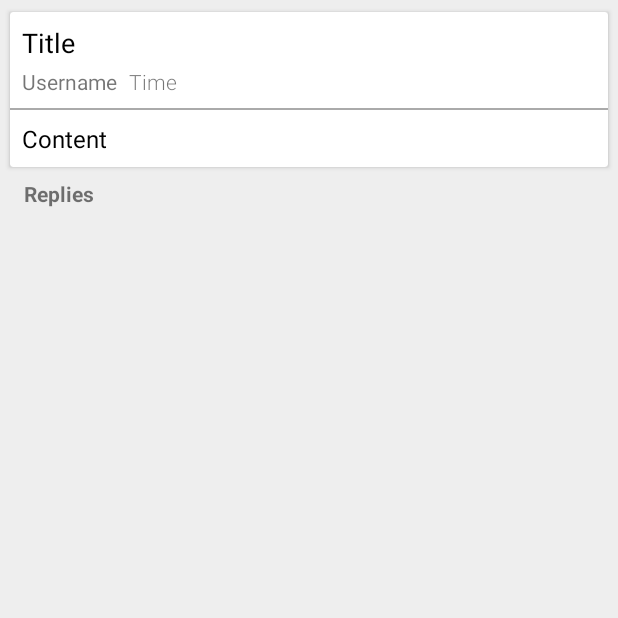
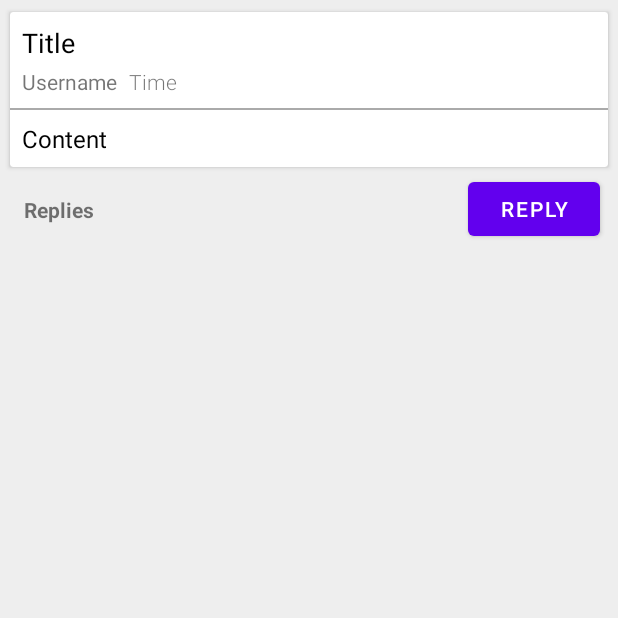
Before and after one commit to ericzyf/CUPO, an Android app: the PostDetailActivity screen opened directly, with no data from a screen before it, on a phone screen of 412 x 824 dp, the top half of it. Run offline under Robolectric (Android 15) with nearby library versions, the phone set to English and light mode, and no system bars; 4 statements that could not run were skipped.

Commit message:
PostDetailActivity reply button

```diff
--- a/Client/app/src/main/res/layout/activity_post_detail.xml
+++ b/Client/app/src/main/res/layout/activity_post_detail.xml
@@ -87,10 +87,19 @@
             android:layout_width="wrap_content"
             android:layout_height="wrap_content"
             android:layout_marginStart="12dp"
-            android:layout_marginTop="4dp"
             android:text="Replies"
             android:textStyle="bold"
+            app:layout_constraintBottom_toBottomOf="@+id/replyButton"
             app:layout_constraintStart_toStartOf="@+id/postDetailCard"
+            app:layout_constraintTop_toTopOf="@+id/replyButton" />
+
+        <Button
+            android:id="@+id/replyButton"
+            android:layout_width="wrap_content"
+            android:layout_height="wrap_content"
+            android:layout_marginEnd="8dp"
+            android:text="Reply"
+            app:layout_constraintEnd_toEndOf="@+id/postDetailCard"
             app:layout_constraintTop_toBottomOf="@+id/postDetailCard" />
 
     </androidx.constraintlayout.widget.ConstraintLayout>
```
